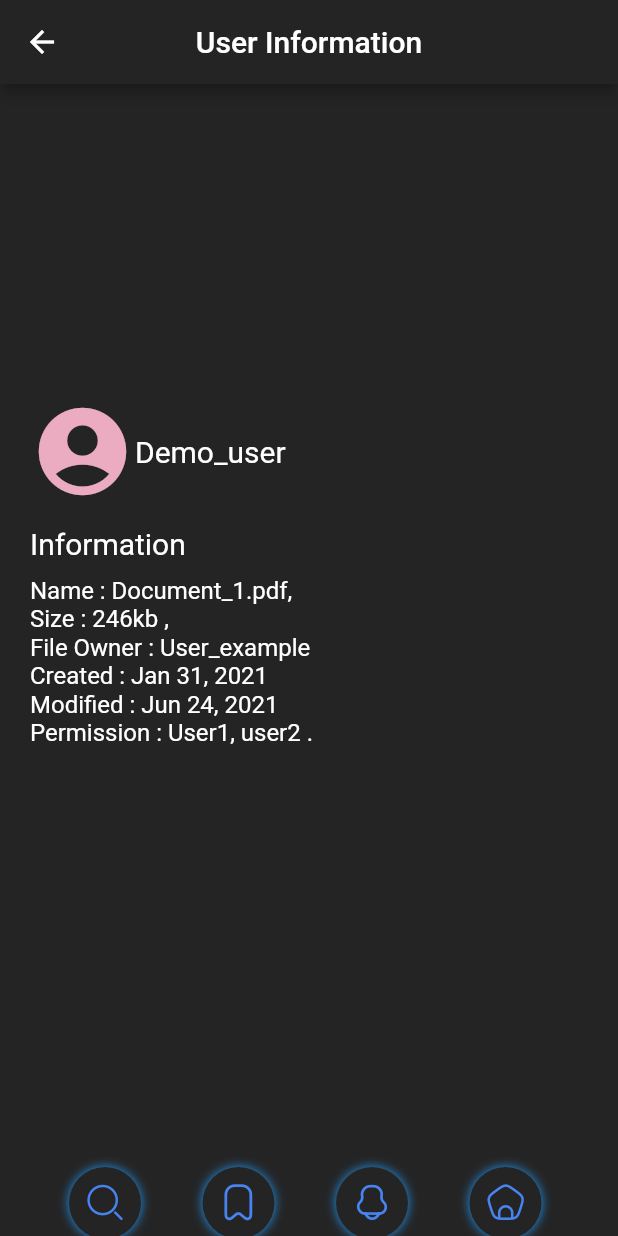
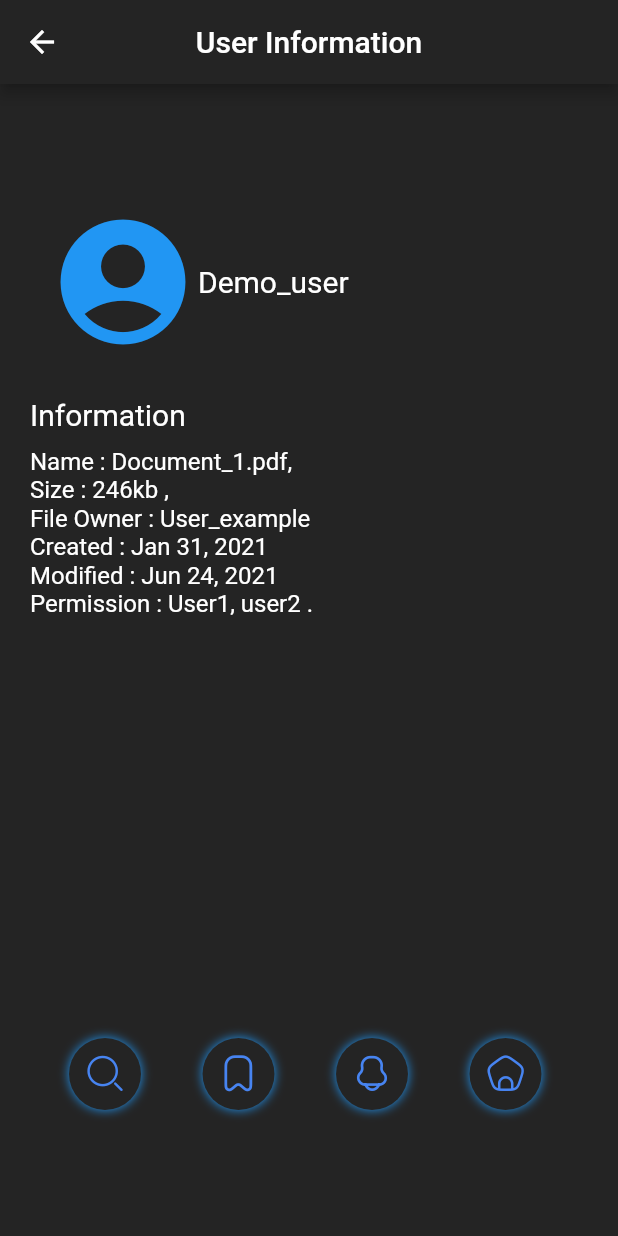
Before and after one commit to KartikeySharma/Velocity-X, a Flutter app: the Profile screen opened by its route, on a phone screen of 412 x 824 dp. Run offline on Flutter 3.47's test engine with Material 2 defaults, Android fonts, the phone set to English and light mode, and no system bars; our stand-ins replace animated_bottom_navigation_bar.

Commit message:
Update profile.dart

```diff
--- a/lib/screens/UserProfile/profile.dart
+++ b/lib/screens/UserProfile/profile.dart
@@ -24,19 +24,18 @@ class Profile extends StatelessWidget {
           child: Column(
             crossAxisAlignment: CrossAxisAlignment.start,
             children: [
-              Container(
-                height: 140.0,
-                width: 340.0,
-              ),
               SingleChildScrollView(
                 scrollDirection: Axis.horizontal,
+                child: Padding(
+                  padding: const EdgeInsets.fromLTRB(12, 12, 15, 12),
                   child: Row(
                     children: [
                       Icon(
                         Icons.account_circle_sharp,
-                      color: Color.fromARGB(255, 235, 171, 192),
-                      size: 70.0,
-                      semanticLabel: 'Text to announce in accessibility modes',
+                        color: Colors.blue,
+                        size: 100.0,
+                        semanticLabel:
+                            'Text to announce in accessibility modes',
                       ),
                       SizedBox(
                         height: 15,
@@ -46,6 +45,7 @@ class Profile extends StatelessWidget {
                         style: TextStyle(color: Colors.white, fontSize: 20),
                       ),
                     ],
+                  ),
                 ),
               ),
               SizedBox(
```
Lines whose indentation alone changed are shown as unchanged.
